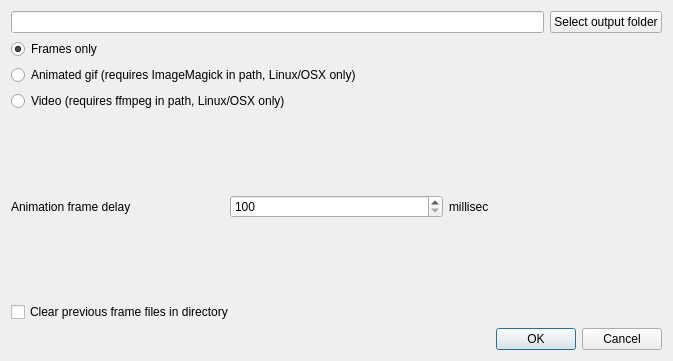
First picture: the form in ui/animate.ui, repository anitagraser/TimeManager, before the edit.
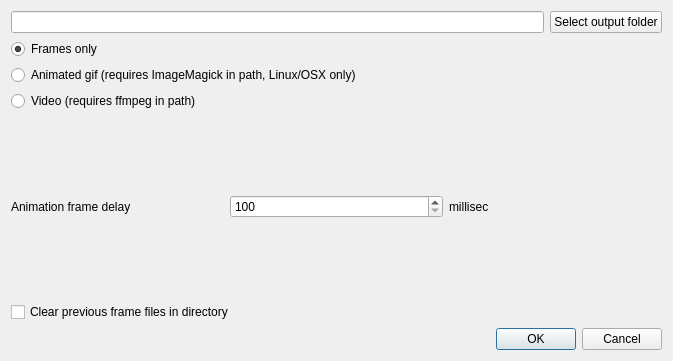
Second picture: the form after the edit.

Commit message:
#Feature. Allow export video on Windows PC
FFMPEG now have Windows build, so it's options must be enabled!!

The edit to the form file:
```diff
--- a/ui/animate.ui
+++ b/ui/animate.ui
@@ -48,7 +48,7 @@
    <item>
     <widget class="QRadioButton" name="radioVideo">
      <property name="text">
-      <string>Video (requires ffmpeg in path, Linux/OSX only)</string>
+      <string>Video (requires ffmpeg in path)</string>
      </property>
     </widget>
    </item>
```
The commit also changes 2 other files.
